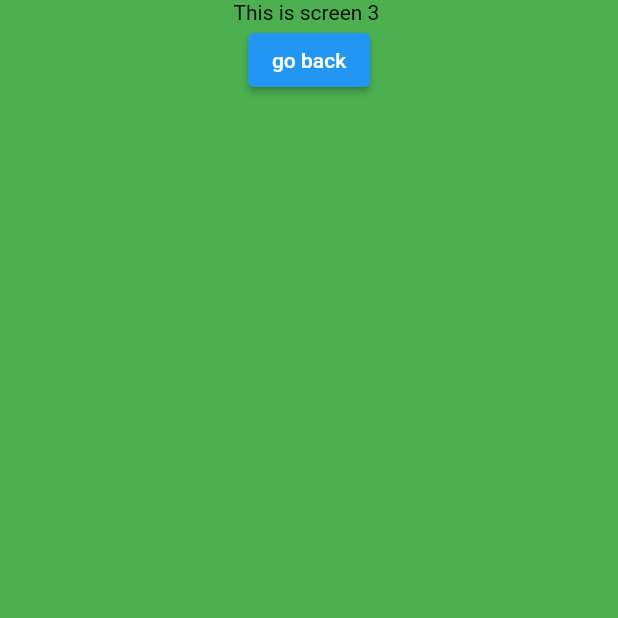
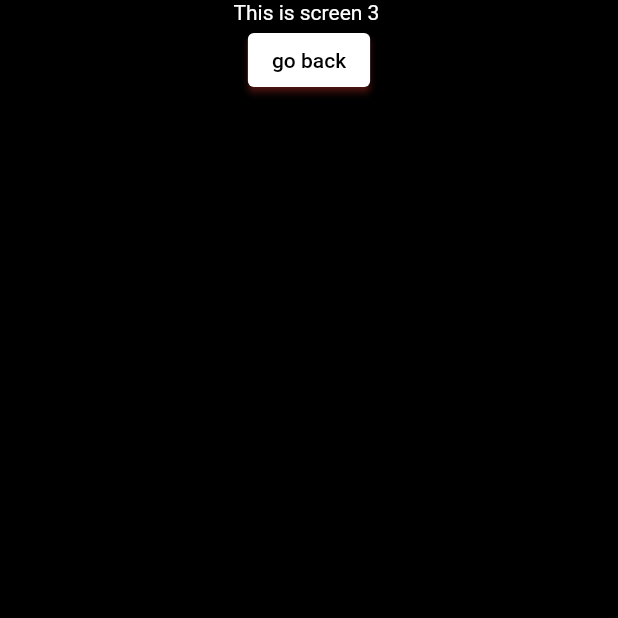
Before and after one commit to mshaheerz/flutter-login-design, a Flutter app: the ScreenTwo screen opened directly, after a tap on "ExampleButton to screen 3", on a phone screen of 412 x 824 dp, the top half of it. Run offline on Flutter 3.47's test engine with Material 2 defaults, Android fonts, the phone set to English and light mode, and no system bars.

Commit message:
everything is fine

```diff
--- a/lib/screen_2.dart
+++ b/lib/screen_2.dart
@@ -42,8 +42,8 @@ class ScreenTwo extends StatelessWidget {
               child: const Text('ExampleButton to screen 3',)),
 
               const Padding(
-                padding: EdgeInsets.all(8.0),
-                child: Text('This is a Screen two',style:
+                padding: EdgeInsets.only(top: 150),
+                child: Text('This is a Screen Two',style:
                 TextStyle(
                   color: Colors.white,
                   fontSize: 30,
--- a/lib/screen_3.dart
+++ b/lib/screen_3.dart
@@ -8,15 +8,21 @@ class ScreenThree extends StatelessWidget {
     // ignore: prefer_const_constructors
     return Scaffold(
 
-      backgroundColor: Colors.green,
+      backgroundColor: Colors.black,
       body: SafeArea(child: Column(children: [
 
         const Center(
           child: Text('This is screen 3 ',
-          style: TextStyle(color: Colors.black),
+          style: TextStyle(color: Colors.white),
           ),
         ),
        ElevatedButton(
+          //just a button style
+            style: ElevatedButton.styleFrom(
+            primary: Colors.white,
+            shadowColor: Colors.red,
+            onPrimary: Colors.black,
+            ),
               onPressed: () {
                 Navigator.of(context).pop();
 
--- a/pubspec.yaml
+++ b/pubspec.yaml
@@ -58,8 +58,8 @@ flutter:
   uses-material-design: true
 
   # To add assets to your application, add an assets section, like this:
-  assets:
-     - assets/rahils.jpg
+  #assets:
+
 
 
   # An image asset can refer to one or more resolution-specific "variants", see
```
Also changed, not shown: assets/rahils.jpg (deleted).
